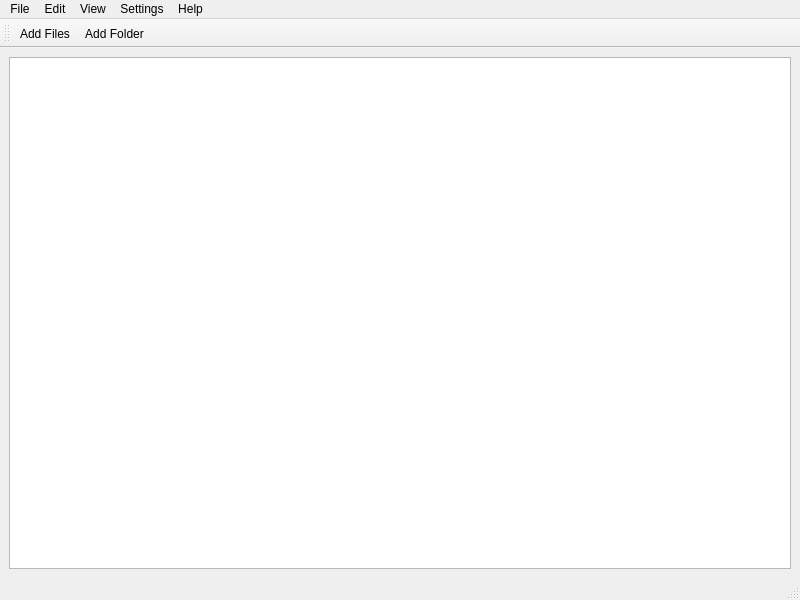
Above: music_modify/gui/window_main.ui from Kayzels/Music-Modify before the change. Below: the same form after it.
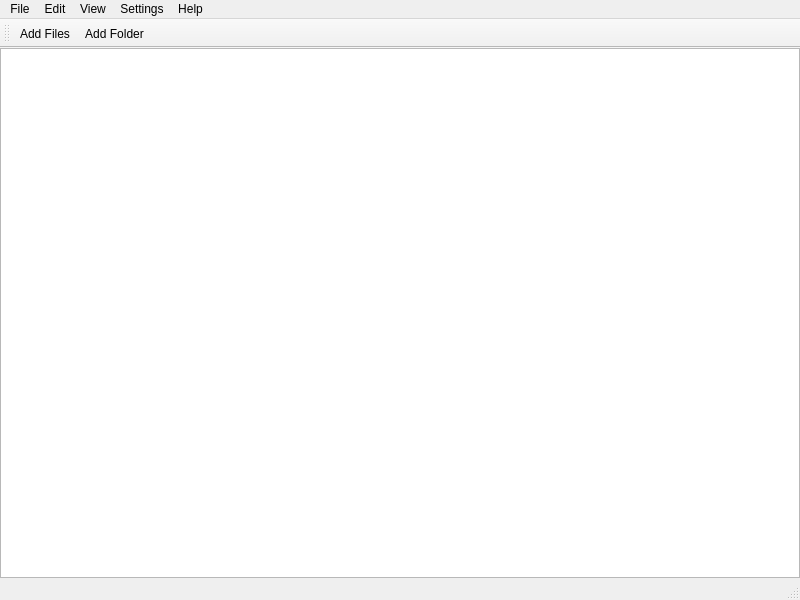
That is the form after the change. Icons and pictures are not drawn.

Commit message: Change ui file widget names

```diff
--- a/music_modify/gui/window_main.ui
+++ b/music_modify/gui/window_main.ui
@@ -15,6 +15,18 @@
   </property>
   <widget class="QWidget" name="centralwidget">
    <layout class="QVBoxLayout" name="verticalLayout_2">
+    <property name="leftMargin">
+     <number>0</number>
+    </property>
+    <property name="topMargin">
+     <number>0</number>
+    </property>
+    <property name="rightMargin">
+     <number>0</number>
+    </property>
+    <property name="bottomMargin">
+     <number>0</number>
+    </property>
     <item>
      <widget class="QTableView" name="filesTableView">
       <attribute name="horizontalHeaderStretchLastSection">
```
Left out of the diff: 38 changed lines with no effect on the pictures. The commit also changes 2 other files.
